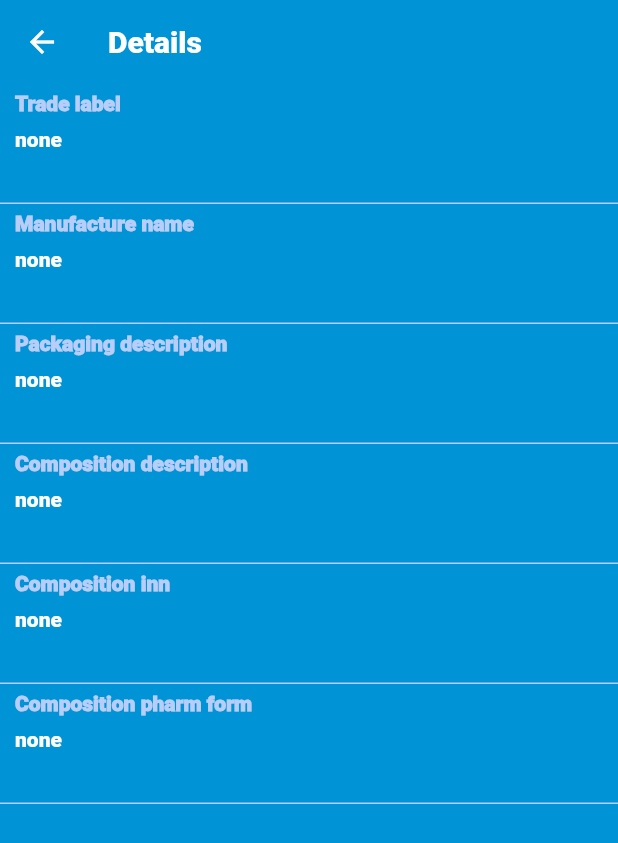
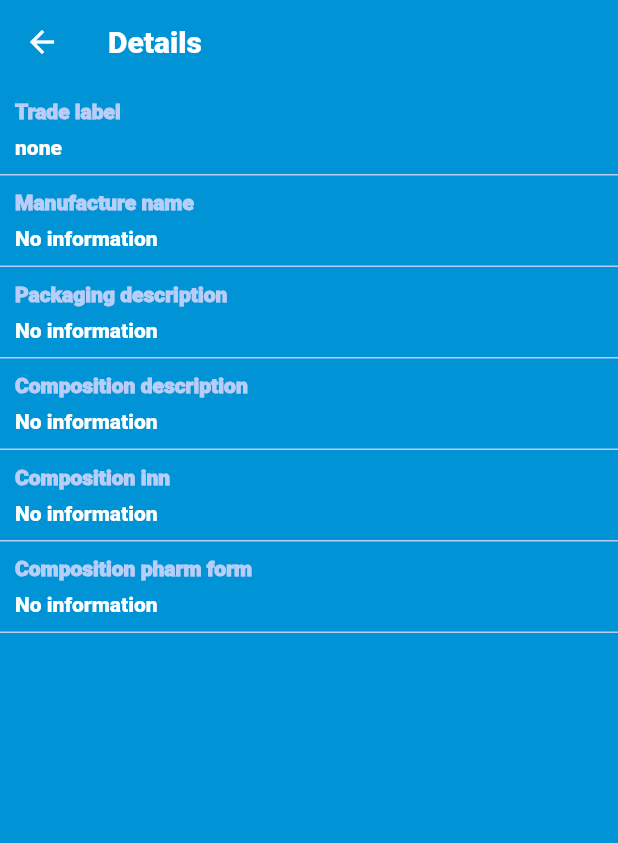
Before and after one commit to ComputerScienceHayk/who_app, a Flutter app: the DetailsScreen screen opened directly, on a phone screen of 412 x 824 dp. Shown: the top 843 px of the screen. Run offline on Flutter 3.47's test engine with Material 2 defaults, Android fonts, the phone set to English and light mode, and no system bars; our stand-ins replace bot_toast, dartz, equatable, flutter_bloc, get_it, internet_connection_checker and 1 more; missing offline and left inert: number_pagination; accounts and stored records are empty; network calls fail.

Commit message:
bugs fixes second edition

```diff
--- a/lib/common/const_texts.dart
+++ b/lib/common/const_texts.dart
@@ -10,4 +10,11 @@ class ConstTexts {
   static const String details = 'Details';
   static const String noInformation = 'No information';
   static const String offlineVersion = 'You are viewing the offline version of this page';
+  static const String helpMessage = 'Please check the internet connection and restart the application.';
+  static const String tradeLabel = 'Trade label';
+  static const String manufactureName = 'Manufacture name';
+  static const String packagingDescription = 'Packaging description';
+  static const String compositionDescription = 'Composition description';
+  static const String compositionInn = 'Composition inn';
+  static const String compositionPharmForm = 'Composition pharm form';
 }
--- a/lib/feature/presentation/widgets/details/description_line.dart
+++ b/lib/feature/presentation/widgets/details/description_line.dart
@@ -13,11 +13,18 @@ class DescriptionLine extends StatelessWidget {
   final String text;
   @override
   Widget build(BuildContext context) {
-    return Container(
+    return IntrinsicHeight(
+      child: ConstrainedBox(
+        constraints: const BoxConstraints(
+          minHeight: 50,
+          maxHeight: 100,
+        ),
+        child: Container(
           width: MediaQuery.of(context).size.width,
-      height: 80.0,
-      // margin: const EdgeInsets.only(left: 10.0, right: 10.0,),
-      padding: const EdgeInsets.symmetric(horizontal: 10.0, vertical: 5.0),
+          padding: const EdgeInsets.symmetric(
+            horizontal: 10.0,
+            vertical: 10.0,
+          ),
           decoration: const BoxDecoration(
             border: Border(
               bottom: BorderSide(
@@ -38,8 +45,12 @@ class DescriptionLine extends StatelessWidget {
               const SizedBox(
                 height: 8.0,
               ),
-          Expanded(child: CustomText(text: text),),
+              Expanded(
+                child: CustomText(text: text),
+              ),
             ],
+          ),
+        ),
       ),
     );
   }
--- a/lib/feature/presentation/widgets/details/drug_info.dart
+++ b/lib/feature/presentation/widgets/details/drug_info.dart
@@ -1,9 +1,11 @@
 import 'package:flutter/material.dart';
 import 'package:flutter_bloc/flutter_bloc.dart';
+import 'package:sdh_task/common/const_texts.dart';
 import 'package:sdh_task/feature/domain/entities/drug_details_entity.dart';
 import 'package:sdh_task/feature/presentation/bloc/drug_details_cubit/drug_details_cubit.dart';
 import 'package:sdh_task/feature/presentation/bloc/drug_details_cubit/drug_details_state.dart';
 import 'package:sdh_task/feature/presentation/widgets/details/description_line.dart';
+import 'package:sdh_task/feature/presentation/widgets/error_message.dart';
 import 'package:sdh_task/feature/presentation/widgets/loading_indicator.dart';
 
 class DrugInfo extends StatelessWidget {
@@ -21,11 +23,8 @@ class DrugInfo extends StatelessWidget {
         } else if (state is DrugDetailsLoaded) {
           drugDetails = state.drugDetailsEntity;
         } else if (state is DrugDetailsError) {
-          return Center(
-            child: Text(
-              state.message,
-              style: const TextStyle(color: Colors.white, fontSize: 25),
-            ),
+          return ErrorMessage(
+            errorType: state.message,
           );
         }
         return Column(
@@ -34,28 +33,28 @@ class DrugInfo extends StatelessWidget {
             Column(
               children: [
                 DescriptionLine(
-                  description: 'Trade label',
+                  description: ConstTexts.tradeLabel,
                   text: drugDetails?.tradeLabel ?? 'none',
                 ),
                 DescriptionLine(
-                  description: 'Manufacture name',
-                  text: drugDetails?.manufacturerName ?? 'none',
+                  description: ConstTexts.manufactureName,
+                  text: drugDetails?.manufacturerName ?? ConstTexts.noInformation,
                 ),
                 DescriptionLine(
-                  description: 'Packaging description',
-                  text: drugDetails?.packagingDescription ?? 'none',
+                  description: ConstTexts.packagingDescription,
+                  text: drugDetails?.packagingDescription ?? ConstTexts.noInformation,
                 ),
                 DescriptionLine(
-                  description: 'Composition description',
-                  text: drugDetails?.compositionDescription ?? 'none',
+                  description: ConstTexts.compositionDescription,
+                  text: drugDetails?.compositionDescription ?? ConstTexts.noInformation,
                 ),
                 DescriptionLine(
-                  description: 'Composition inn',
-                  text: drugDetails?.compositionInn ?? 'none',
+                  description: ConstTexts.compositionInn,
+                  text: drugDetails?.compositionInn ?? ConstTexts.noInformation,
                 ),
                 DescriptionLine(
-                  description: 'Composition pharm form',
-                  text: drugDetails?.compositionPharmForm ?? 'none',
+                  description: ConstTexts.compositionPharmForm,
+                  text: drugDetails?.compositionPharmForm ?? ConstTexts.noInformation,
                 ),
               ],
             ),
--- a/lib/feature/presentation/widgets/drugs/drugs_list.dart
+++ b/lib/feature/presentation/widgets/drugs/drugs_list.dart
@@ -5,6 +5,7 @@ import 'package:sdh_task/feature/domain/entities/drugs_list_entity.dart';
 import 'package:sdh_task/feature/presentation/bloc/drugs_list_cubit/drugs_list_cubit.dart';
 import 'package:sdh_task/feature/presentation/bloc/drugs_list_cubit/drugs_list_state.dart';
 import 'package:sdh_task/feature/presentation/widgets/drugs/drugs_list_item.dart';
+import 'package:sdh_task/feature/presentation/widgets/error_message.dart';
 import 'package:sdh_task/feature/presentation/widgets/loading_indicator.dart';
 
 class DrugsList extends StatelessWidget {
@@ -25,9 +26,8 @@ class DrugsList extends StatelessWidget {
           drugsList = state.drugsList;
         } else if (state is DrugsListError) {
           return SliverToBoxAdapter(
-            child: Text(
-              state.message,
-              style: const TextStyle(color: Colors.white, fontSize: 25),
+            child: ErrorMessage(
+              errorType: state.message,
             ),
           );
         }
--- a/pubspec.yaml
+++ b/pubspec.yaml
@@ -9,6 +9,8 @@ environment:
 dependencies:
   flutter:
     sdk: flutter
+
+  # set launch icon
   icons_launcher: ^2.0.2
 
   # for network
```
Also changed, not shown: lib/feature/presentation/pages/drugs_screen.dart (+8 -26 lines), lib/feature/presentation/widgets/drugs/bottom_nav_numbers.dart (+11 -5 lines), lib/feature/presentation/widgets/drugs/drugs_list_app_bar.dart (+1 -17 lines), lib/feature/presentation/widgets/error_message.dart (added, +44 -0 lines), lib/feature/presentation/widgets/loading_indicator.dart (+8 -3 lines), 4 other files. Lines whose indentation alone changed are shown as unchanged.
